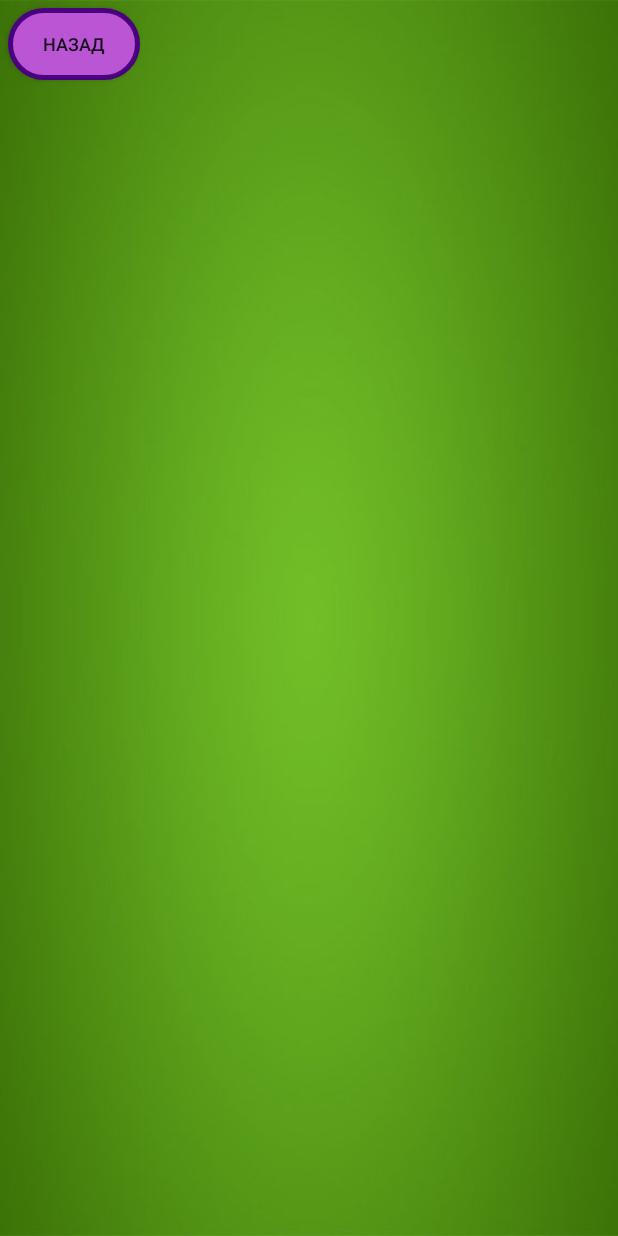
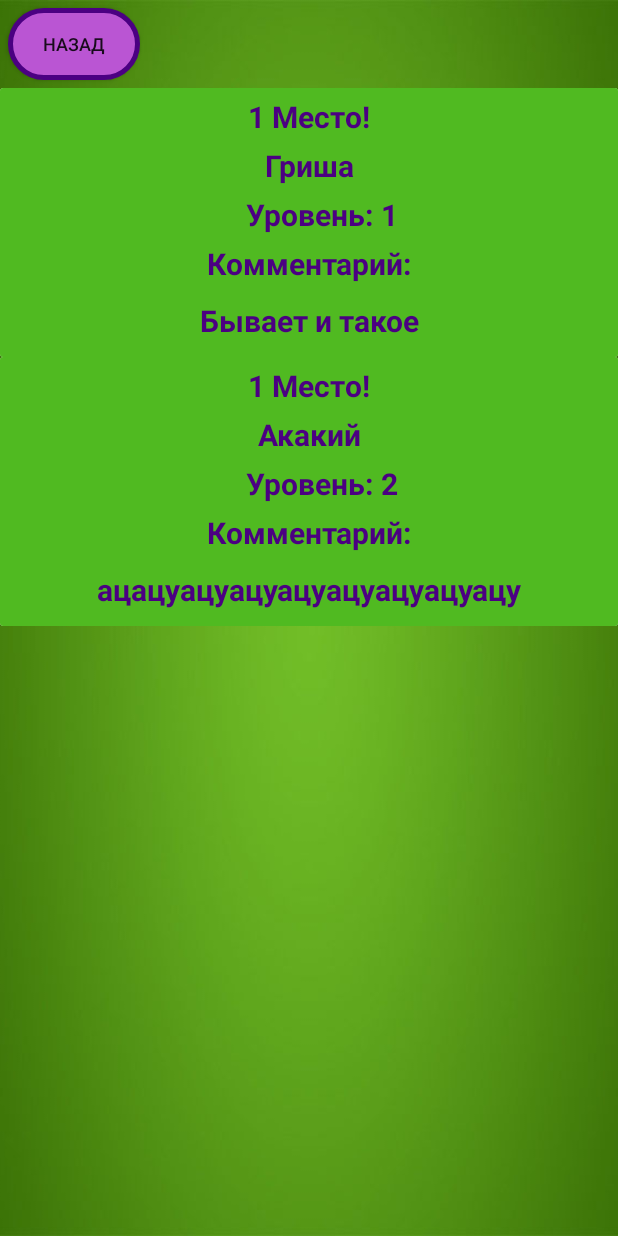
Before and after one commit to USSRFantom/AnimeTest, an Android app: the HighScoreTable screen opened directly, with no data from a screen before it, on a phone screen of 412 x 824 dp. Run offline under Robolectric (Android 15) with nearby library versions, the phone set to English and light mode, and no system bars.

Commit message:
add adapter

```diff
--- a/app/src/main/java/ussrfantom/com/example/animetest/Screens/HighScoreTable.java
+++ b/app/src/main/java/ussrfantom/com/example/animetest/Screens/HighScoreTable.java
@@ -1,19 +1,49 @@
 package ussrfantom.com.example.animetest.Screens;
 
 import androidx.appcompat.app.AppCompatActivity;
+import androidx.recyclerview.widget.LinearLayoutManager;
+import androidx.recyclerview.widget.RecyclerView;
 
 import android.content.Intent;
 import android.os.Bundle;
 import android.view.View;
 
+import java.util.ArrayList;
+import java.util.List;
+
 import ussrfantom.com.example.animetest.R;
+import ussrfantom.com.example.animetest.adapters.WinnerAdapter;
+import ussrfantom.com.example.animetest.pojo.Table;
 
 public class HighScoreTable extends AppCompatActivity {
+
+
+    private RecyclerView recyclerViewTable;
+    private WinnerAdapter adapter;
 
     @Override
     protected void onCreate(Bundle savedInstanceState) {
         super.onCreate(savedInstanceState);
         setContentView(R.layout.activity_high_score_table);
+        recyclerViewTable = findViewById(R.id.recyclerViewTable);
+        adapter = new WinnerAdapter();
+        recyclerViewTable.setLayoutManager(new LinearLayoutManager(this));
+        recyclerViewTable.setAdapter(adapter);
+
+        List<Table> tables = new ArrayList<>();
+        Table table1 = new Table();
+        Table table2 = new Table();
+        table1.setName("Гриша");
+        table1.setLevel("1");
+        table1.setDescription("Бывает и такое");
+        table2.setName("Акакий");
+        table2.setLevel("2");
+        table2.setDescription("ацацуацуацуацуацуацуацуацу");
+        tables.add(table1);
+        tables.add(table2);
+        adapter.setTables(tables);
+
+
     }
         //Проверка на нажатие кнопки Назад начало
     public void clickButtonBack(View view) {
--- /dev/null
+++ b/app/src/main/java/ussrfantom/com/example/animetest/adapters/WinnerAdapter.java
@@ -0,0 +1,69 @@
+package ussrfantom.com.example.animetest.adapters;
+
+import android.view.LayoutInflater;
+import android.view.View;
+import android.view.ViewGroup;
+import android.widget.TextView;
+
+import androidx.annotation.NonNull;
+import androidx.recyclerview.widget.RecyclerView;
+
+import org.w3c.dom.Text;
+
+import java.util.List;
+
+import ussrfantom.com.example.animetest.R;
+import ussrfantom.com.example.animetest.pojo.Table;
+
+public class WinnerAdapter extends  RecyclerView.Adapter<WinnerAdapter.WinnerViewHolder>{
+
+    private List<Table> tables;
+
+    public List<Table> getTables() {
+        return tables;
+    }
+
+    public void setTables(List<Table> tables) {
+        this.tables = tables;
+        notifyDataSetChanged();
+    }
+
+    @NonNull
+
+    @Override
+    public WinnerViewHolder onCreateViewHolder(@NonNull ViewGroup viewGroup, int viewType) {
+        View view = LayoutInflater.from(viewGroup.getContext()).inflate(R.layout.table_item, viewGroup,false);
+        return new WinnerViewHolder(view);
+    }
+
+    @Override
+    public void onBindViewHolder(@NonNull  WinnerViewHolder holder, int position) {
+        Table table = tables.get(position);
+        holder.textViewLevelNumber.setText(table.getLevel());
+        holder.textViewName.setText(table.getName());
+        holder.textViewDescription.setText(table.getDescription());
+    }
+
+    @Override
+    public int getItemCount() {
+        return tables.size();
+    }
+
+    class WinnerViewHolder extends RecyclerView.ViewHolder{
+
+        private TextView textViewName;
+        private TextView textViewLevelNumber;
+        private TextView textViewDescription;
+
+
+
+
+
+        public WinnerViewHolder(@NonNull View itemView) {
+            super(itemView);
+            textViewName = itemView.findViewById(R.id.textViewName);
+            textViewLevelNumber = itemView.findViewById(R.id.textViewLevelNumber);
+            textViewDescription = itemView.findViewById(R.id.textViewDescription);
+        }
+    }
+}
--- /dev/null
+++ b/app/src/main/java/ussrfantom/com/example/animetest/pojo/Table.java
@@ -0,0 +1,42 @@
+package ussrfantom.com.example.animetest.pojo;
+
+import com.google.gson.annotations.Expose;
+import com.google.gson.annotations.SerializedName;
+
+public class Table {
+
+    @SerializedName("description")
+    @Expose
+    private String description;
+    @SerializedName("level")
+    @Expose
+    private String level;
+    @SerializedName("name")
+    @Expose
+    private String name;
+
+    public String getDescription() {
+        return description;
+    }
+
+    public void setDescription(String description) {
+        this.description = description;
+    }
+
+    public String getLevel() {
+        return level;
+    }
+
+    public void setLevel(String level) {
+        this.level = level;
+    }
+
+    public String getName() {
+        return name;
+    }
+
+    public void setName(String name) {
+        this.name = name;
+    }
+
+}
--- /dev/null
+++ b/app/src/main/java/ussrfantom/com/example/animetest/pojo/WinnerTable.java
@@ -0,0 +1,20 @@
+package ussrfantom.com.example.animetest.pojo;
+
+import com.google.gson.annotations.Expose;
+import com.google.gson.annotations.SerializedName;
+
+import java.util.List;
+
+public class WinnerTable {
+    @SerializedName("table")
+    @Expose
+    private List<Table> table = null;
+
+    public List<Table> getTable() {
+        return table;
+    }
+
+    public void setTable(List<Table> table) {
+        this.table = table;
+    }
+}
--- a/app/src/main/res/layout/table_item.xml
+++ b/app/src/main/res/layout/table_item.xml
@@ -39,7 +39,7 @@
             app:layout_constraintTop_toBottomOf="@+id/textViewName" />
 
         <TextView
-            android:id="@+id/textView3"
+            android:id="@+id/textViewLevelNumber"
             android:layout_width="wrap_content"
             android:layout_height="wrap_content"
             android:layout_marginStart="5dp"
@@ -65,7 +65,7 @@
             app:layout_constraintTop_toBottomOf="@+id/textViewLevel" />
 
         <TextView
-            android:id="@+id/textViewComment"
+            android:id="@+id/textViewDescription"
             android:layout_width="wrap_content"
             android:layout_height="wrap_content"
             android:layout_marginStart="5dp"
```
